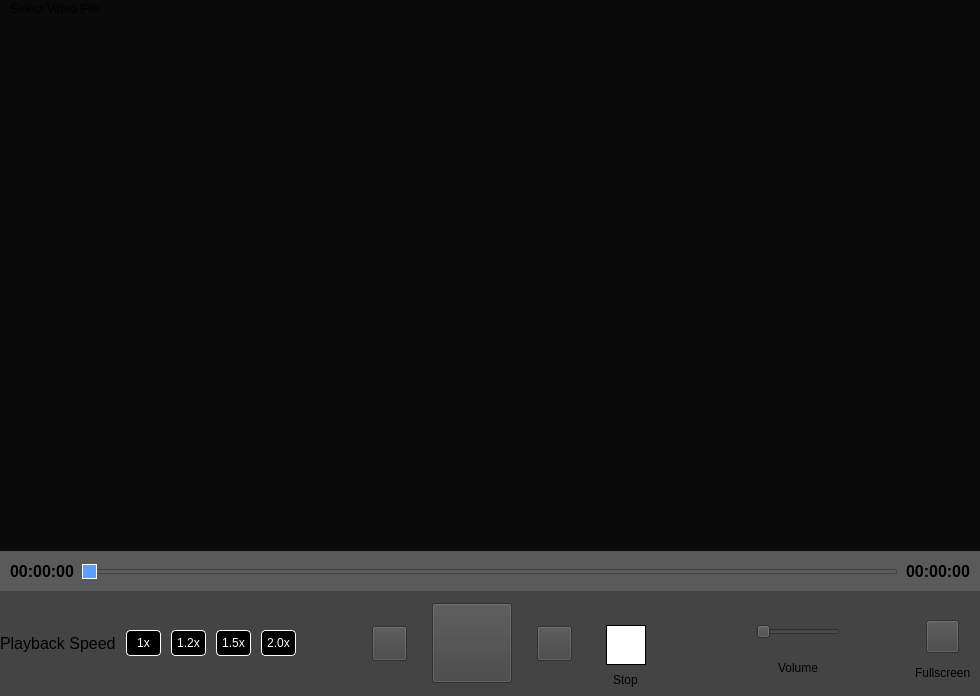
Before: the Qt Designer form mainwindow.ui in Akash-github-project/trial, drawn with Qt 5.
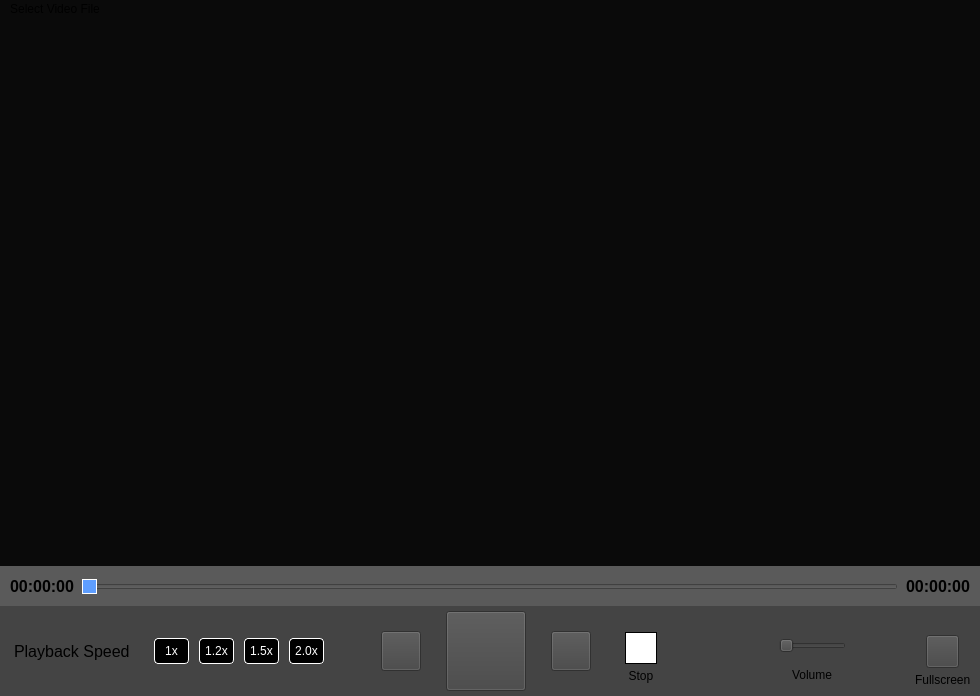
After: the same form once the commit is applied. Icons and pictures are not drawn.

The edit to the form file:
```diff
--- a/mainwindow.ui
+++ b/mainwindow.ui
@@ -254,6 +254,9 @@
                  <kerning>true</kerning>
                 </font>
                </property>
+               <property name="styleSheet">
+                <string notr="true">padding:10px;</string>
+               </property>
                <property name="text">
                 <string>Playback Speed</string>
                </property>
@@ -350,7 +353,7 @@
                  </property>
                  <property name="sizeHint" stdset="0">
                   <size>
-                   <width>40</width>
+                   <width>30</width>
                    <height>20</height>
                   </size>
                  </property>
@@ -358,10 +361,16 @@
                </item>
                <item alignment="Qt::AlignVCenter">
                 <widget class="QPushButton" name="pushButton_Seek_Backward">
+                 <property name="minimumSize">
+                  <size>
+                   <width>36</width>
+                   <height>36</height>
+                  </size>
+                 </property>
                  <property name="maximumSize">
                   <size>
-                   <width>35</width>
-                   <height>35</height>
+                   <width>40</width>
+                   <height>40</height>
                   </size>
                  </property>
                  <property name="styleSheet">
@@ -413,10 +422,16 @@
                </item>
                <item alignment="Qt::AlignVCenter">
                 <widget class="QPushButton" name="pushButton_Seek_Forward">
+                 <property name="minimumSize">
+                  <size>
+                   <width>36</width>
+                   <height>36</height>
+                  </size>
+                 </property>
                  <property name="maximumSize">
                   <size>
-                   <width>35</width>
-                   <height>35</height>
+                   <width>40</width>
+                   <height>40</height>
                   </size>
                  </property>
                  <property name="styleSheet">
@@ -430,6 +445,15 @@
                  <property name="text">
                   <string/>
                  </property>
+                 <property name="iconSize">
+                  <size>
+                   <width>36</width>
+                   <height>36</height>
+                  </size>
+                 </property>
+                 <property name="shortcut">
+                  <string>Right</string>
+                 </property>
                 </widget>
                </item>
                <item alignment="Qt::AlignHCenter|Qt::AlignVCenter">
@@ -439,10 +463,10 @@
                    <number>10</number>
                   </property>
                   <property name="topMargin">
-                   <number>32</number>
+                   <number>15</number>
                   </property>
-                  <item>
-                   <widget class="QPushButton" name="pushButton_Stop">
+                  <item alignment="Qt::AlignHCenter|Qt::AlignVCenter">
+                   <widget class="QFrame" name="verticalFrame">
                     <property name="minimumSize">
                      <size>
                       <width>40</width>
@@ -451,33 +475,75 @@
                     </property>
                     <property name="maximumSize">
                      <size>
-                      <width>35</width>
-                      <height>35</height>
+                      <width>16777215</width>
+                      <height>14040440</height>
                      </size>
                     </property>
-                    <property name="styleSheet">
-                     <string notr="true">background-color:#FFFFFF;
+                    <layout class="QVBoxLayout" name="verticalLayout_8">
+                     <property name="spacing">
+                      <number>2</number>
+                     </property>
+                     <property name="leftMargin">
+                      <number>0</number>
+                     </property>
+                     <property name="topMargin">
+                      <number>10</number>
+                     </property>
+                     <property name="rightMargin">
+                      <number>0</number>
+                     </property>
+                     <property name="bottomMargin">
+                      <number>0</number>
+                     </property>
+                     <item>
+                      <widget class="QPushButton" name="pushButton_Stop">
+                       <property name="minimumSize">
+                        <size>
+                         <width>32</width>
+                         <height>32</height>
+                        </size>
+                       </property>
+                       <property name="maximumSize">
+                        <size>
+                         <width>32</width>
+                         <height>32</height>
+                        </size>
+                       </property>
+                       <property name="styleSheet">
+                        <string notr="true">background-color:#FFFFFF;
 border:1px solid black;</string>
-                    </property>
-                    <property name="text">
-                     <string/>
-                    </property>
-                   </widget>
-                  </item>
-                  <item alignment="Qt::AlignHCenter">
-                   <widget class="QLabel" name="label_7">
-                    <property name="maximumSize">
-                     <size>
-                      <width>30</width>
-                      <height>15</height>
-                     </size>
-                    </property>
-                    <property name="text">
-                     <string>Stop</string>
-                    </property>
-                    <property name="margin">
-                     <number>0</number>
-                    </property>
+                       </property>
+                       <property name="text">
+                        <string/>
+                       </property>
+                      </widget>
+                     </item>
+                     <item>
+                      <widget class="QLabel" name="label_7">
+                       <property name="minimumSize">
+                        <size>
+                         <width>0</width>
+                         <height>20</height>
+                        </size>
+                       </property>
+                       <property name="maximumSize">
+                        <size>
+                         <width>32</width>
+                         <height>20</height>
+                        </size>
+                       </property>
+                       <property name="text">
+                        <string>Stop</string>
+                       </property>
+                       <property name="alignment">
+                        <set>Qt::AlignCenter</set>
+                       </property>
+                       <property name="margin">
+                        <number>0</number>
+                       </property>
+                      </widget>
+                     </item>
+                    </layout>
                    </widget>
                   </item>
                  </layout>
@@ -490,7 +556,7 @@
                  </property>
                  <property name="sizeHint" stdset="0">
                   <size>
-                   <width>40</width>
+                   <width>30</width>
                    <height>20</height>
                   </size>
                  </property>
@@ -512,8 +578,11 @@
                 </property>
                 <item>
                  <layout class="QVBoxLayout" name="verticalLayout_6">
+                  <property name="spacing">
+                   <number>1</number>
+                  </property>
                   <property name="topMargin">
-                   <number>20</number>
+                   <number>16</number>
                   </property>
                   <item>
                    <layout class="QHBoxLayout" name="horizontalLayout_6">
@@ -522,10 +591,16 @@
                     </property>
                     <item>
                      <widget class="QLabel" name="label_2">
+                      <property name="minimumSize">
+                       <size>
+                        <width>30</width>
+                        <height>30</height>
+                       </size>
+                      </property>
                       <property name="maximumSize">
                        <size>
-                        <width>23</width>
-                        <height>23</height>
+                        <width>30</width>
+                        <height>30</height>
                        </size>
                       </property>
                       <property name="text">
@@ -541,9 +616,15 @@
                     </item>
                     <item>
                      <widget class="QSlider" name="horizontalSlider_Volume">
+                      <property name="minimumSize">
+                       <size>
+                        <width>60</width>
+                        <height>0</height>
+                       </size>
+                      </property>
                       <property name="maximumSize">
                        <size>
-                        <width>90</width>
+                        <width>100</width>
                         <height>16777215</height>
                        </size>
                       </property>
@@ -560,10 +641,16 @@
                     </item>
                     <item>
                      <widget class="QLabel" name="label">
+                      <property name="minimumSize">
+                       <size>
+                        <width>30</width>
+                        <height>30</height>
+                       </size>
+                      </property>
                       <property name="maximumSize">
                        <size>
-                        <width>23</width>
-                        <height>23</height>
+                        <width>30</width>
+                        <height>30</height>
                        </size>
                       </property>
                       <property name="text">
@@ -578,11 +665,23 @@
                   </item>
                   <item alignment="Qt::AlignHCenter">
                    <widget class="QLabel" name="label_6">
+                    <property name="minimumSize">
+                     <size>
+                      <width>0</width>
+                      <height>25</height>
+                     </size>
+                    </property>
+                    <property name="maximumSize">
+                     <size>
+                      <width>16777215</width>
+                      <height>30</height>
+                     </size>
+                    </property>
                     <property name="text">
                      <string>Volume</string>
                     </property>
                     <property name="margin">
-                     <number>5</number>
+                     <number>7</number>
                     </property>
                    </widget>
                   </item>
```
Left out of the diff: 12 changed lines with no effect on the pictures.
